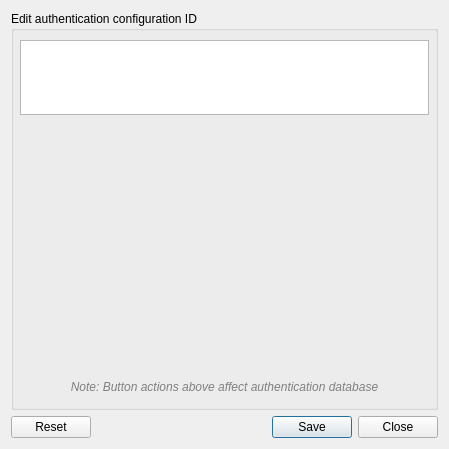
First picture: the form in src/ui/auth/qgsauthconfiguriedit.ui, repository carsmie/QGIS, before the edit.
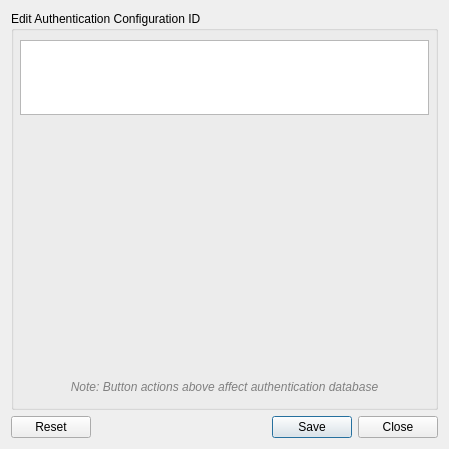
Second picture: the form after the edit. Custom widgets are drawn as their Qt base class.

The edit to the form file:
```diff
--- a/src/ui/auth/qgsauthconfiguriedit.ui
+++ b/src/ui/auth/qgsauthconfiguriedit.ui
@@ -17,7 +17,7 @@
    <item>
     <widget class="QGroupBox" name="groupBox">
      <property name="title">
-      <string>Edit authentication configuration ID</string>
+      <string>Edit Authentication Configuration ID</string>
      </property>
      <layout class="QVBoxLayout" name="verticalLayout_2">
       <property name="leftMargin">
```
